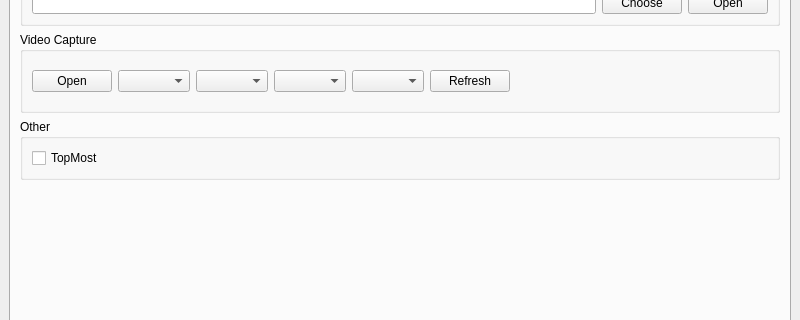
Qt form gamepad.ui (zhengran14/SwitchGamepad) before a commit; both pictures show x 0 to 800 and y 168 to 488 of the 800 by 800 pixel window.
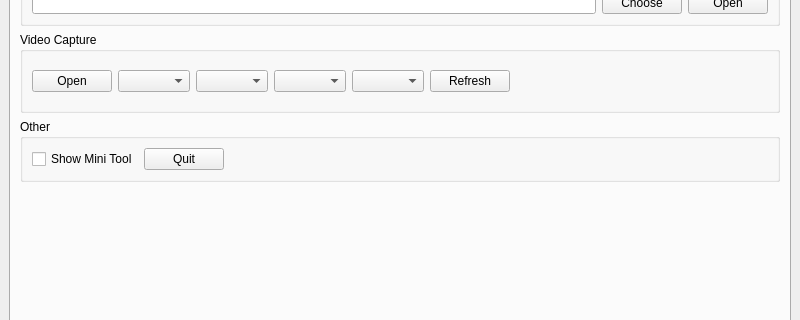
The same form after that commit. Custom widgets are drawn as their Qt base class.

Commit message: Add mini tool

```diff
--- a/gamepad.ui
+++ b/gamepad.ui
@@ -262,10 +262,30 @@
                <item>
                 <widget class="QCheckBox" name="topMost">
                  <property name="text">
-                  <string>TopMost</string>
+                  <string>Show Mini Tool</string>
                  </property>
                 </widget>
                </item>
+               <item>
+                <widget class="QPushButton" name="quit">
+                 <property name="text">
+                  <string>Quit</string>
+                 </property>
+                </widget>
+               </item>
+               <item>
+                <spacer name="horizontalSpacer_3">
+                 <property name="orientation">
+                  <enum>Qt::Horizontal</enum>
+                 </property>
+                 <property name="sizeHint" stdset="0">
+                  <size>
+                   <width>40</width>
+                   <height>20</height>
+                  </size>
+                 </property>
+                </spacer>
+               </item>
               </layout>
              </widget>
             </item>
```
Left out of the diff: 2 changed lines with no effect on the pictures. The commit also changes 10 other files.
